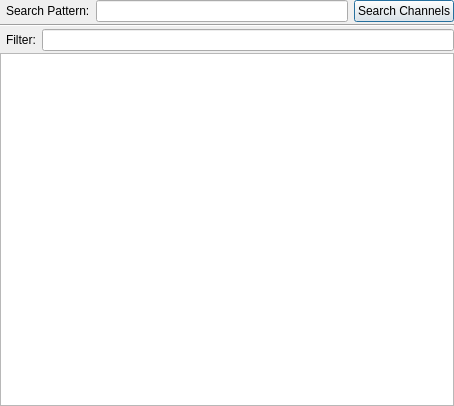
The window that src/qtui/ui/channellistdlg.ui (quassel/quassel) describes before a commit, drawn with Qt 5.
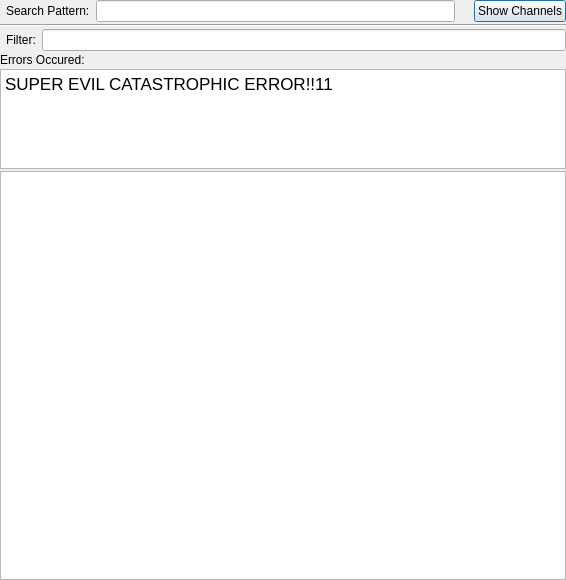
The same window after the commit. Icons and pictures are not drawn. Custom widgets are drawn as their Qt base class.

Commit message: improving the channel lists. errors are redirected to the channel widget and act sanly when a server doesn't send a RPL_LISTEND

```diff
--- a/src/qtui/ui/channellistdlg.ui
+++ b/src/qtui/ui/channellistdlg.ui
@@ -5,8 +5,8 @@
    <rect>
     <x>0</x>
     <y>0</y>
-    <width>454</width>
-    <height>406</height>
+    <width>566</width>
+    <height>580</height>
    </rect>
   </property>
   <property name="windowTitle" >
@@ -41,10 +41,24 @@
      <item>
       <widget class="QLineEdit" name="channelNameLineEdit" />
      </item>
+     <item>
+      <widget class="ClickableLabel" name="advancedModeLabel" >
+       <property name="toolTip" >
+        <string>Toggle between simple and advanced mode.
+Advanced mode allows to pass search strings to the IRC Server.</string>
+       </property>
+       <property name="text" >
+        <string/>
+       </property>
+       <property name="pixmap" >
+        <pixmap resource="../../icons/icons.qrc" >:/22x22/actions/oxygen/22x22/actions/edit-clear-locationbar-rtl.png</pixmap>
+       </property>
+      </widget>
+     </item>
      <item>
       <widget class="QPushButton" name="searchChannelsButton" >
        <property name="text" >
-        <string>Search Channels</string>
+        <string>Show Channels</string>
        </property>
       </widget>
      </item>
@@ -78,10 +92,70 @@
     </layout>
    </item>
    <item>
-    <widget class="QTableView" name="channelListView" />
+    <widget class="QLabel" name="errorLabel" >
+     <property name="text" >
+      <string>Errors Occured:</string>
+     </property>
+    </widget>
+   </item>
+   <item>
+    <widget class="QTextEdit" name="errorTextEdit" >
+     <property name="sizePolicy" >
+      <sizepolicy vsizetype="Expanding" hsizetype="Expanding" >
+       <horstretch>0</horstretch>
+       <verstretch>0</verstretch>
+      </sizepolicy>
+     </property>
+     <property name="minimumSize" >
+      <size>
+       <width>0</width>
+       <height>0</height>
+      </size>
+     </property>
+     <property name="maximumSize" >
+      <size>
+       <width>16777215</width>
+       <height>100</height>
+      </size>
+     </property>
+     <property name="acceptDrops" >
+      <bool>false</bool>
+     </property>
+     <property name="undoRedoEnabled" >
+      <bool>false</bool>
+     </property>
+     <property name="readOnly" >
+      <bool>true</bool>
+     </property>
+     <property name="html" >
+      <string>&lt;!DOCTYPE HTML PUBLIC "-//W3C//DTD HTML 4.0//EN" "http://www.w3.org/TR/REC-html40/strict.dtd">
+&lt;html>&lt;head>&lt;meta name="qrichtext" content="1" />&lt;style type="text/css">
+p, li { white-space: pre-wrap; }
+&lt;/style>&lt;/head>&lt;body style=" font-family:'Lucida Grande'; font-size:13pt; font-weight:400; font-style:normal;">
+&lt;p style=" margin-top:0px; margin-bottom:0px; margin-left:0px; margin-right:0px; -qt-block-indent:0; text-indent:0px;">SUPER EVIL CATASTROPHIC ERROR!!11&lt;/p>
+&lt;p style="-qt-paragraph-type:empty; margin-top:0px; margin-bottom:0px; margin-left:0px; margin-right:0px; -qt-block-indent:0; text-indent:0px;">&lt;/p>&lt;/body>&lt;/html></string>
+     </property>
+    </widget>
+   </item>
+   <item>
+    <widget class="QTableView" name="channelListView" >
+     <property name="sizePolicy" >
+      <sizepolicy vsizetype="Expanding" hsizetype="Expanding" >
+       <horstretch>0</horstretch>
+       <verstretch>0</verstretch>
+      </sizepolicy>
+     </property>
+    </widget>
    </item>
   </layout>
  </widget>
+ <customwidgets>
+  <customwidget>
+   <class>ClickableLabel</class>
+   <extends>QLabel</extends>
+   <header location="global" >clickablelabel.h</header>
+  </customwidget>
+ </customwidgets>
  <resources>
   <include location="../../icons/icons.qrc" />
  </resources>
```
Left out of the diff: 4 changed lines with no effect on the pictures. The commit also changes 6 other files.
